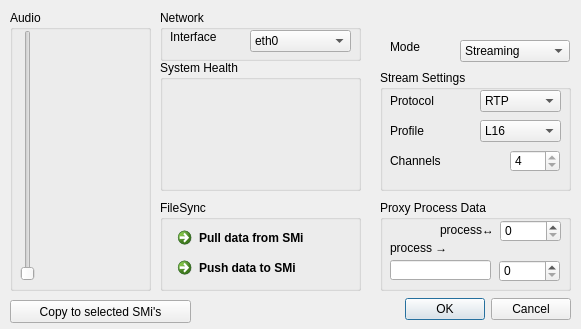
First picture: the form in MINT/gui/UIs/SMconfig.ui, repository iem-projects/WILMAmix, before the edit.
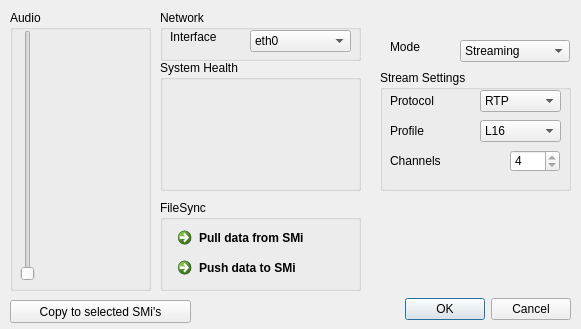
Second picture: the form after the edit. Custom widgets are drawn as their Qt base class.

```diff
--- a/MINT/gui/UIs/SMconfig.ui
+++ b/MINT/gui/UIs/SMconfig.ui
@@ -350,90 +350,6 @@
     </property>
    </widget>
   </widget>
-  <widget class="QGroupBox" name="frame_proxy">
-   <property name="geometry">
-    <rect>
-     <x>380</x>
-     <y>200</y>
-     <width>191</width>
-     <height>91</height>
-    </rect>
-   </property>
-   <property name="title">
-    <string>Proxy Process Data</string>
-   </property>
-   <widget class="QSpinBox" name="proxy_recvPort">
-    <property name="geometry">
-     <rect>
-      <x>120</x>
-      <y>20</y>
-      <width>61</width>
-      <height>22</height>
-     </rect>
-    </property>
-    <property name="toolTip">
-     <string>data sent to this port is forwarded to the SMi's /process/</string>
-    </property>
-    <property name="maximum">
-     <number>65535</number>
-    </property>
-   </widget>
-   <widget class="QLineEdit" name="proxy_sendHost">
-    <property name="geometry">
-     <rect>
-      <x>10</x>
-      <y>60</y>
-      <width>101</width>
-      <height>20</height>
-     </rect>
-    </property>
-    <property name="toolTip">
-     <string>process-data gets forwarded to this host</string>
-    </property>
-   </widget>
-   <widget class="QSpinBox" name="proxy_sendPort">
-    <property name="geometry">
-     <rect>
-      <x>119</x>
-      <y>60</y>
-      <width>61</width>
-      <height>22</height>
-     </rect>
-    </property>
-    <property name="toolTip">
-     <string>process-data gets forwarded to this port</string>
-    </property>
-    <property name="maximum">
-     <number>65535</number>
-    </property>
-   </widget>
-   <widget class="QLabel" name="label_fromProcess">
-    <property name="geometry">
-     <rect>
-      <x>10</x>
-      <y>40</y>
-      <width>101</width>
-      <height>16</height>
-     </rect>
-    </property>
-    <property name="text">
-     <string>process →</string>
-    </property>
-   </widget>
-   <widget class="QLabel" name="label_toProcess">
-    <property name="geometry">
-     <rect>
-      <x>60</x>
-      <y>20</y>
-      <width>51</width>
-      <height>20</height>
-     </rect>
-    </property>
-    <property name="text">
-     <string>process↔</string>
-    </property>
-   </widget>
-  </widget>
  </widget>
  <customwidgets>
   <customwidget>
```
